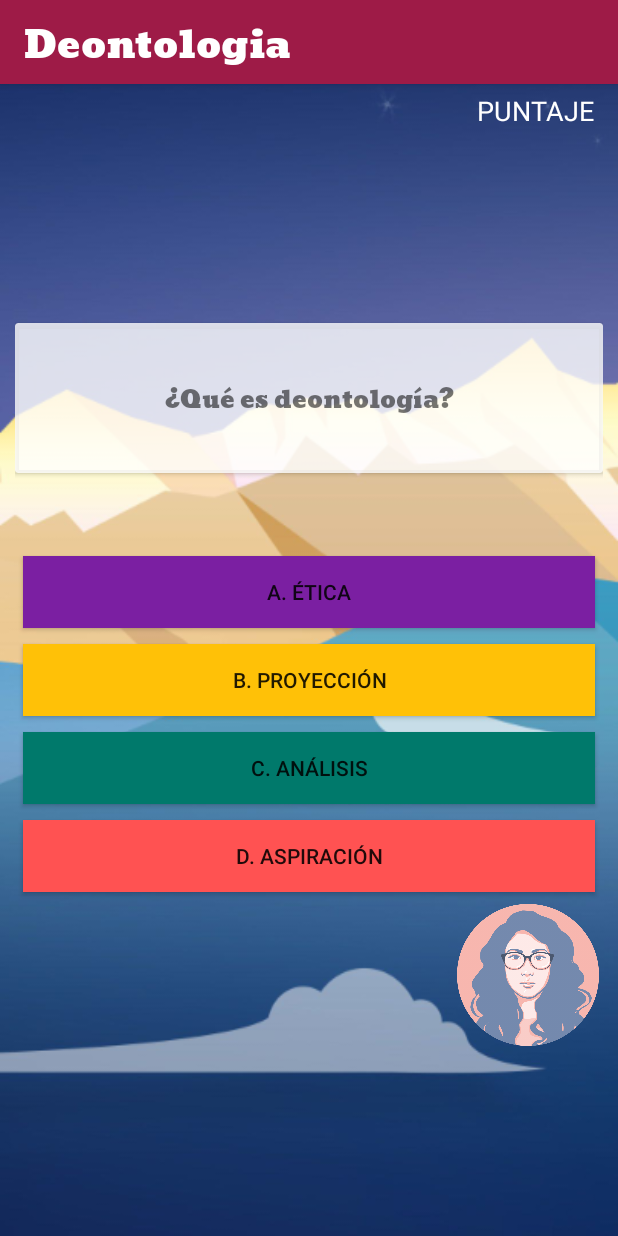
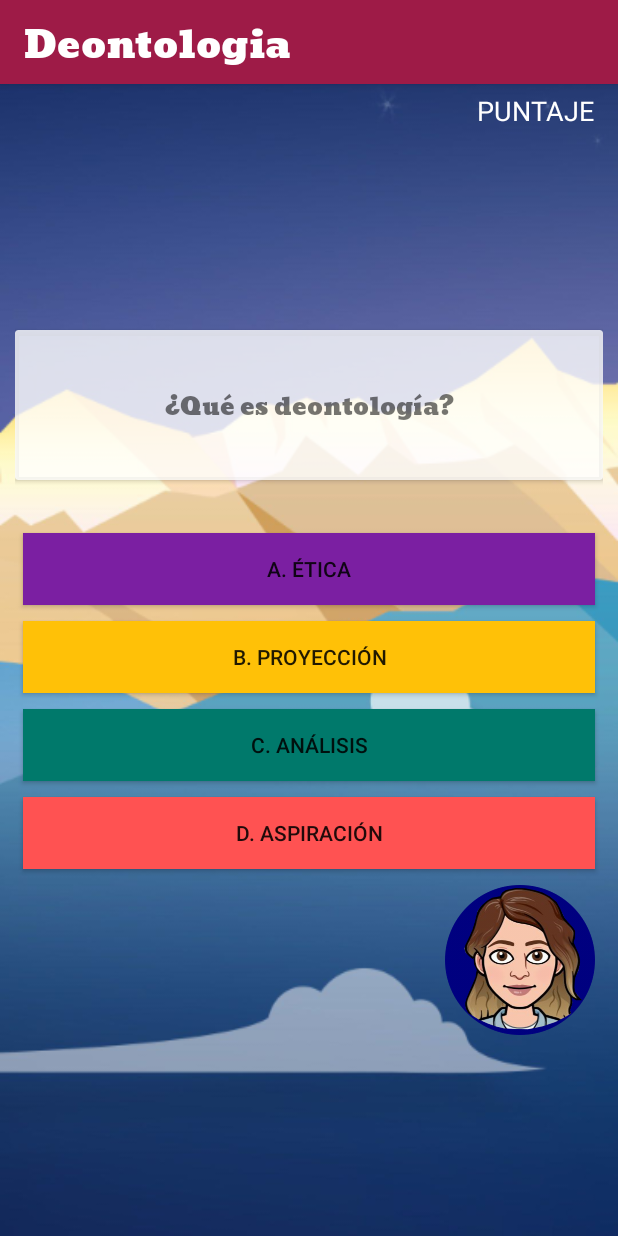
Before and after one commit to gguatibonza08/Deontologia, an Android app: the PreguntaFragment screen opened directly, with no data from a screen before it, on a phone screen of 412 x 824 dp. Run offline under Robolectric (Android 15) with nearby library versions, the phone set to English and light mode, and no system bars; 1 statement that could not run was skipped.

Commit message:
edicion de avatars

```diff
--- a/app/src/main/res/layout/fragment_pregunta.xml
+++ b/app/src/main/res/layout/fragment_pregunta.xml
@@ -11,7 +11,7 @@
     <android.support.v7.widget.CardView
         android:layout_width="match_parent"
         android:layout_height="100dp"
-        android:layout_marginBottom="50dp"
+        android:layout_marginBottom="30dp"
         app:cardBackgroundColor="#CCffffff">
 
         <TextView
@@ -70,6 +70,7 @@
         android:layout_width="100dp"
         android:layout_height="100dp"
         android:layout_gravity="right"
+        android:layout_margin="5dp"
         android:src="@drawable/nandy" />
 
 </LinearLayout>
```
Also changed, not shown: app/src/main/res/drawable-hdpi/gk.png, app/src/main/res/drawable-hdpi/nandy.png, app/src/main/res/drawable-mdpi/gk.png, app/src/main/res/drawable-mdpi/nandy.png, app/src/main/res/drawable-xhdpi/gk.png, app/src/main/res/drawable-xhdpi/nandy.png, app/src/main/res/drawable-xxhdpi/nandy.png, 3 other files.
